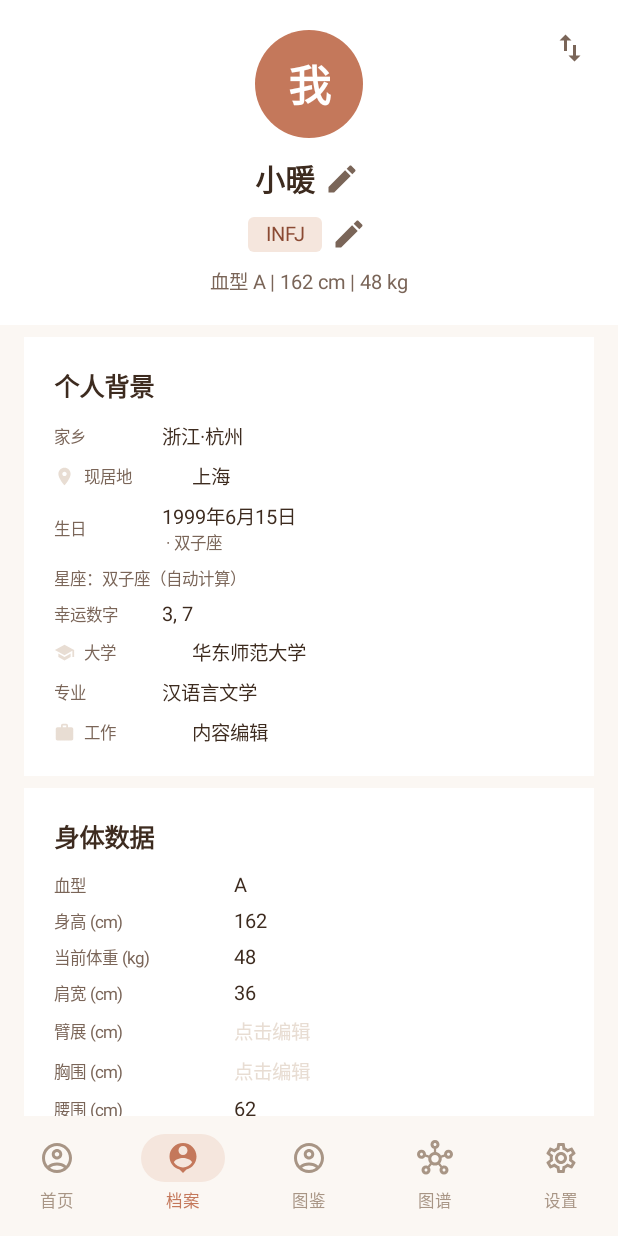
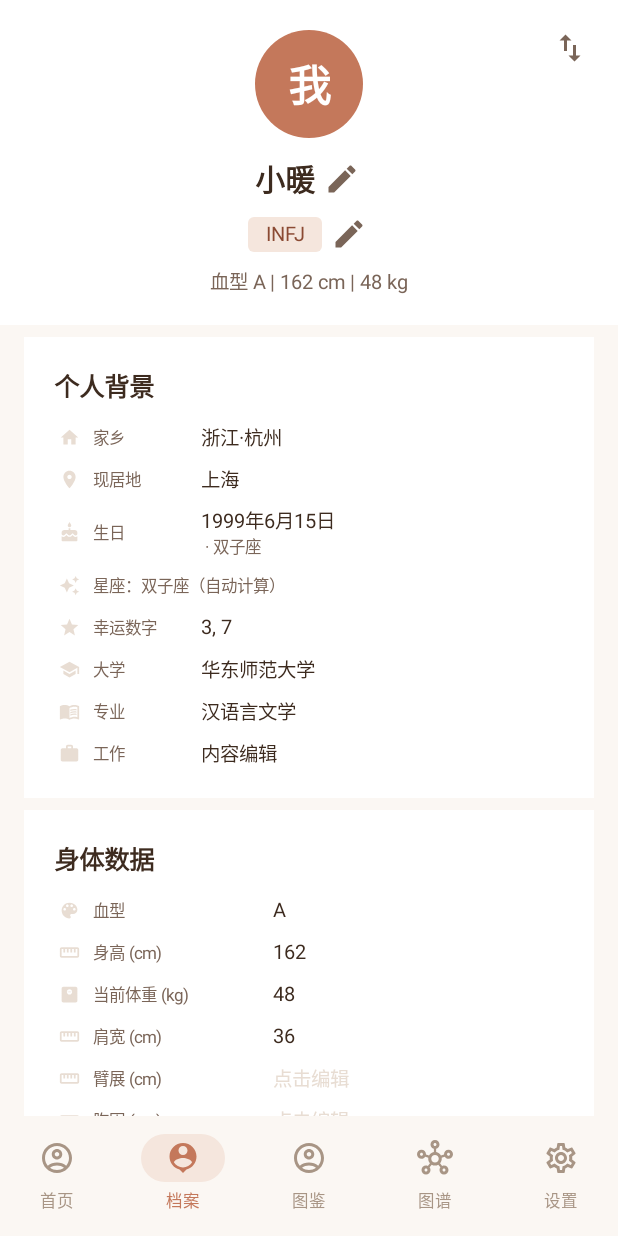
Before and after one commit to uwakeme/self, an Android app built with Jetpack Compose: the SelfDetailScreen screen opened through its navigation route, item 2 of the bottom bar chosen, on a phone screen of 412 x 824 dp. Run offline under Robolectric (Android 15) with nearby library versions, the phone set to English and light mode, and no system bars; our stand-ins replace Dagger/Hilt's generated code, Room's generated code; libraries missing offline, so code that uses them is left out: com.nlf.calendar; 3 statements that could not run were skipped.

Commit message:
fix(SelfDetailScreen): 统一各 KV 行 leadingIcon 占位和图标，避免标签列错位

```diff
--- a/app/src/main/java/com/self/profile/ui/self/SelfDetailScreen.kt
+++ b/app/src/main/java/com/self/profile/ui/self/SelfDetailScreen.kt
@@ -19,14 +19,24 @@ import androidx.compose.foundation.lazy.items
 import androidx.compose.foundation.shape.CircleShape
 import androidx.compose.material.icons.Icons
 import androidx.compose.material.icons.filled.Add
+import androidx.compose.material.icons.filled.AutoAwesome
+import androidx.compose.material.icons.filled.Cake
 import androidx.compose.material.icons.filled.Check
+import androidx.compose.material.icons.filled.Checkroom
+import androidx.compose.material.icons.filled.ColorLens
 import androidx.compose.material.icons.filled.Delete
+import androidx.compose.material.icons.filled.DirectionsWalk
 import androidx.compose.material.icons.filled.Edit
+import androidx.compose.material.icons.filled.Home
 import androidx.compose.material.icons.filled.KeyboardArrowDown
 import androidx.compose.material.icons.filled.KeyboardArrowUp
 import androidx.compose.material.icons.filled.LocationOn
+import androidx.compose.material.icons.filled.MenuBook
+import androidx.compose.material.icons.filled.MonitorWeight
 import androidx.compose.material.icons.filled.Notifications
 import androidx.compose.material.icons.filled.School
+import androidx.compose.material.icons.filled.Star
+import androidx.compose.material.icons.filled.Straighten
 import androidx.compose.material.icons.filled.SwapVert
 import androidx.compose.material.icons.filled.Work
 import androidx.compose.material3.AlertDialog
@@ -373,7 +383,7 @@ private fun BackgroundSection(bg: PersonalBackground, vm: SelfEditViewModel) {
     val lunar = birthday?.let { LunarHelper.solarToLunarShort(it) }
 
     Column(verticalArrangement = Arrangement.spacedBy(8.dp)) {
-        EditableKV("家乡", bg.hometown, vm) { newVal -> vm.updatePerson { it.copy(personalBackground = it.personalBackground.copy(hometown = newVal)) } }
+        EditableKV("家乡", bg.hometown, vm, leadingIcon = Icons.Filled.Home) { newVal -> vm.updatePerson { it.copy(personalBackground = it.personalBackground.copy(hometown = newVal)) } }
         EditableKV("现居地", bg.currentCity, vm, leadingIcon = Icons.Filled.LocationOn) { newVal -> vm.updatePerson { it.copy(personalBackground = it.personalBackground.copy(currentCity = newVal)) } }
 
         // 生日（含农历 + 星座）
@@ -399,6 +409,8 @@ private fun BackgroundSection(bg: PersonalBackground, vm: SelfEditViewModel) {
             verticalAlignment = Alignment.CenterVertically,
             modifier = Modifier.fillMaxWidth().clickable { showDatePicker = true }
         ) {
+            LeadingIcon(Icons.Filled.Cake)
+            Spacer(Modifier.width(6.dp))
             Text(
                 text = "生日",
                 style = MaterialTheme.typography.bodySmall,
@@ -423,19 +435,41 @@ private fun BackgroundSection(bg: PersonalBackground, vm: SelfEditViewModel) {
         }
 
         val constellationText = constellation ?: "—"
+        Row(
+            verticalAlignment = Alignment.CenterVertically,
+            modifier = Modifier.fillMaxWidth()
+        ) {
+            LeadingIcon(Icons.Filled.AutoAwesome)
+            Spacer(Modifier.width(6.dp))
             Text(
                 text = "星座：$constellationText（自动计算）",
                 style = MaterialTheme.typography.bodySmall,
                 color = MaterialTheme.colorScheme.onSurfaceVariant
             )
+        }
 
-        EditableKV("幸运数字", bg.luckyNumbers.joinToString(", "), vm) { newVal: String ->
+        EditableKV("幸运数字", bg.luckyNumbers.joinToString(", "), vm, leadingIcon = Icons.Filled.Star) { newVal: String ->
             val list = newVal.split(",").map { it.trim() }.filter { it.isNotBlank() }
             vm.updatePerson { it.copy(personalBackground = it.personalBackground.copy(luckyNumbers = list)) }
         }
         EditableKV("大学", bg.university, vm, leadingIcon = Icons.Filled.School) { newVal -> vm.updatePerson { it.copy(personalBackground = it.personalBackground.copy(university = newVal)) } }
-        EditableKV("专业", bg.major, vm) { newVal -> vm.updatePerson { it.copy(personalBackground = it.personalBackground.copy(major = newVal)) } }
+        EditableKV("专业", bg.major, vm, leadingIcon = Icons.Filled.MenuBook) { newVal -> vm.updatePerson { it.copy(personalBackground = it.personalBackground.copy(major = newVal)) } }
         EditableKV("工作", bg.job, vm, leadingIcon = Icons.Filled.Work) { newVal -> vm.updatePerson { it.copy(personalBackground = it.personalBackground.copy(job = newVal)) } }
+    }
+}
+
+@Composable
+private fun LeadingIcon(icon: ImageVector?) {
+    // 固定 20dp 占位：有图标就画，没有就留空，确保标签列永远对齐
+    Box(modifier = Modifier.size(20.dp), contentAlignment = Alignment.Center) {
+        if (icon != null) {
+            Icon(
+                imageVector = icon,
+                contentDescription = null,
+                tint = MaterialTheme.colorScheme.outline,
+                modifier = Modifier.size(14.dp)
+            )
+        }
     }
 }
 
@@ -464,15 +498,8 @@ private fun EditableKV(
         verticalAlignment = Alignment.CenterVertically,
         modifier = Modifier.fillMaxWidth().clickable { showDialog = true }
     ) {
-        if (leadingIcon != null) {
-            Icon(
-                imageVector = leadingIcon,
-                contentDescription = null,
-                tint = MaterialTheme.colorScheme.outline,
-                modifier = Modifier.size(14.dp)
-            )
+        LeadingIcon(leadingIcon)
         Spacer(Modifier.width(6.dp))
-        }
         Text(
             text = label,
             style = MaterialTheme.typography.bodySmall,
@@ -492,36 +519,36 @@ private fun EditableKV(
 @Composable
 private fun BodySection(b: BodyData, vm: SelfEditViewModel) {
     Column(verticalArrangement = Arrangement.spacedBy(8.dp)) {
-        NumberKV("血型", b.bloodType, vm) { newVal -> vm.updatePerson { it.copy(bodyData = it.bodyData.copy(bloodType = newVal)) } }
-        NumberKV("身高 (cm)", b.height?.toInt()?.toString(), vm) { newVal ->
+        NumberKV("血型", b.bloodType, vm, leadingIcon = Icons.Filled.ColorLens) { newVal -> vm.updatePerson { it.copy(bodyData = it.bodyData.copy(bloodType = newVal)) } }
+        NumberKV("身高 (cm)", b.height?.toInt()?.toString(), vm, leadingIcon = Icons.Filled.Straighten) { newVal ->
             val n = newVal?.toIntOrNull()
             vm.updatePerson { it.copy(bodyData = it.bodyData.copy(height = n?.toFloat())) }
         }
-        NumberKV("当前体重 (kg)", b.weight?.toInt()?.toString(), vm) { newVal ->
+        NumberKV("当前体重 (kg)", b.weight?.toInt()?.toString(), vm, leadingIcon = Icons.Filled.MonitorWeight) { newVal ->
             val n = newVal?.toIntOrNull()
             vm.updatePerson { it.copy(bodyData = it.bodyData.copy(weight = n?.toFloat())) }
         }
-        NumberKV("肩宽 (cm)", b.shoulderWidth?.toInt()?.toString(), vm) { newVal ->
+        NumberKV("肩宽 (cm)", b.shoulderWidth?.toInt()?.toString(), vm, leadingIcon = Icons.Filled.Straighten) { newVal ->
             val n = newVal?.toIntOrNull()
             vm.updatePerson { it.copy(bodyData = it.bodyData.copy(shoulderWidth = n?.toFloat())) }
         }
-        NumberKV("臂展 (cm)", b.armSpan?.toInt()?.toString(), vm) { newVal ->
+        NumberKV("臂展 (cm)", b.armSpan?.toInt()?.toString(), vm, leadingIcon = Icons.Filled.Straighten) { newVal ->
             val n = newVal?.toIntOrNull()
             vm.updatePerson { it.copy(bodyData = it.bodyData.copy(armSpan = n?.toFloat())) }
         }
-        NumberKV("胸围 (cm)", b.chest?.toInt()?.toString(), vm) { newVal ->
+        NumberKV("胸围 (cm)", b.chest?.toInt()?.toString(), vm, leadingIcon = Icons.Filled.Straighten) { newVal ->
             val n = newVal?.toIntOrNull()
             vm.updatePerson { it.copy(bodyData = it.bodyData.copy(chest = n?.toFloat())) }
         }
-        NumberKV("腰围 (cm)", b.waist?.toInt()?.toString(), vm) { newVal ->
+        NumberKV("腰围 (cm)", b.waist?.toInt()?.toString(), vm, leadingIcon = Icons.Filled.Straighten) { newVal ->
             val n = newVal?.toIntOrNull()
             vm.updatePerson { it.copy(bodyData = it.bodyData.copy(waist = n?.toFloat())) }
         }
-        NumberKV("臀围 (cm)", b.hip?.toInt()?.toString(), vm) { newVal ->
+        NumberKV("臀围 (cm)", b.hip?.toInt()?.toString(), vm, leadingIcon = Icons.Filled.Straighten) { newVal ->
             val n = newVal?.toIntOrNull()
             vm.updatePerson { it.copy(bodyData = it.bodyData.copy(hip = n?.toFloat())) }
         }
-        NumberKV("臂围 (cm)", b.armGirth?.toInt()?.toString(), vm) { newVal ->
+        NumberKV("臂围 (cm)", b.armGirth?.toInt()?.toString(), vm, leadingIcon = Icons.Filled.Straighten) { newVal ->
             val n = newVal?.toIntOrNull()
             vm.updatePerson { it.copy(bodyData = it.bodyData.copy(armGirth = n?.toFloat())) }
         }
@@ -533,6 +560,7 @@ private fun NumberKV(
     label: String,
     value: String?,
     vm: SelfEditViewModel,
+    leadingIcon: ImageVector? = null,
     onSave: (String?) -> Unit
 ) {
     var showDialog by remember { mutableStateOf(false) }
@@ -550,6 +578,8 @@ private fun NumberKV(
         verticalAlignment = Alignment.CenterVertically,
         modifier = Modifier.fillMaxWidth().clickable { showDialog = true }
     ) {
+        LeadingIcon(leadingIcon)
+        Spacer(Modifier.width(6.dp))
         Text(
             text = label,
             style = MaterialTheme.typography.bodySmall,
@@ -568,10 +598,10 @@ private fun NumberKV(
 @Composable
 private fun SizeSection(s: SizeInfo, vm: SelfEditViewModel) {
     Column(verticalArrangement = Arrangement.spacedBy(8.dp)) {
-        ChoiceKV("鞋码", s.shoeSize, LunarHelper.allShoeSizes, vm) { newVal -> vm.updatePerson { it.copy(sizeInfo = it.sizeInfo.copy(shoeSize = newVal)) } }
-        ChoiceKV("上衣尺码", s.topSize, LunarHelper.allTopSizes, vm) { newVal -> vm.updatePerson { it.copy(sizeInfo = it.sizeInfo.copy(topSize = newVal)) } }
-        ChoiceKV("裤子尺码", s.pantsSize, LunarHelper.allPantsSizes, vm) { newVal -> vm.updatePerson { it.copy(sizeInfo = it.sizeInfo.copy(pantsSize = newVal)) } }
-        ChoiceKV("裙子尺码", s.skirtSize, LunarHelper.allSkirtSizes, vm) { newVal -> vm.updatePerson { it.copy(sizeInfo = it.sizeInfo.copy(skirtSize = newVal)) } }
+        ChoiceKV("鞋码", s.shoeSize, LunarHelper.allShoeSizes, vm, leadingIcon = Icons.Filled.DirectionsWalk) { newVal -> vm.updatePerson { it.copy(sizeInfo = it.sizeInfo.copy(shoeSize = newVal)) } }
+        ChoiceKV("上衣尺码", s.topSize, LunarHelper.allTopSizes, vm, leadingIcon = Icons.Filled.Checkroom) { newVal -> vm.updatePerson { it.copy(sizeInfo = it.sizeInfo.copy(topSize = newVal)) } }
+        ChoiceKV("裤子尺码", s.pantsSize, LunarHelper.allPantsSizes, vm, leadingIcon = Icons.Filled.Checkroom) { newVal -> vm.updatePerson { it.copy(sizeInfo = it.sizeInfo.copy(pantsSize = newVal)) } }
+        ChoiceKV("裙子尺码", s.skirtSize, LunarHelper.allSkirtSizes, vm, leadingIcon = Icons.Filled.Checkroom) { newVal -> vm.updatePerson { it.copy(sizeInfo = it.sizeInfo.copy(skirtSize = newVal)) } }
     }
 }
 
@@ -581,6 +611,7 @@ private fun ChoiceKV(
     value: String?,
     options: List<String>,
     vm: SelfEditViewModel,
+    leadingIcon: ImageVector? = null,
     onSave: (String?) -> Unit
 ) {
     var showDialog by remember { mutableStateOf(false) }
@@ -597,6 +628,8 @@ private fun ChoiceKV(
         verticalAlignment = Alignment.CenterVertically,
         modifier = Modifier.fillMaxWidth().clickable { showDialog = true }
     ) {
+        LeadingIcon(leadingIcon)
+        Spacer(Modifier.width(6.dp))
         Text(
             text = label,
             style = MaterialTheme.typography.bodySmall,
```
Lines whose indentation alone changed are shown as unchanged.
